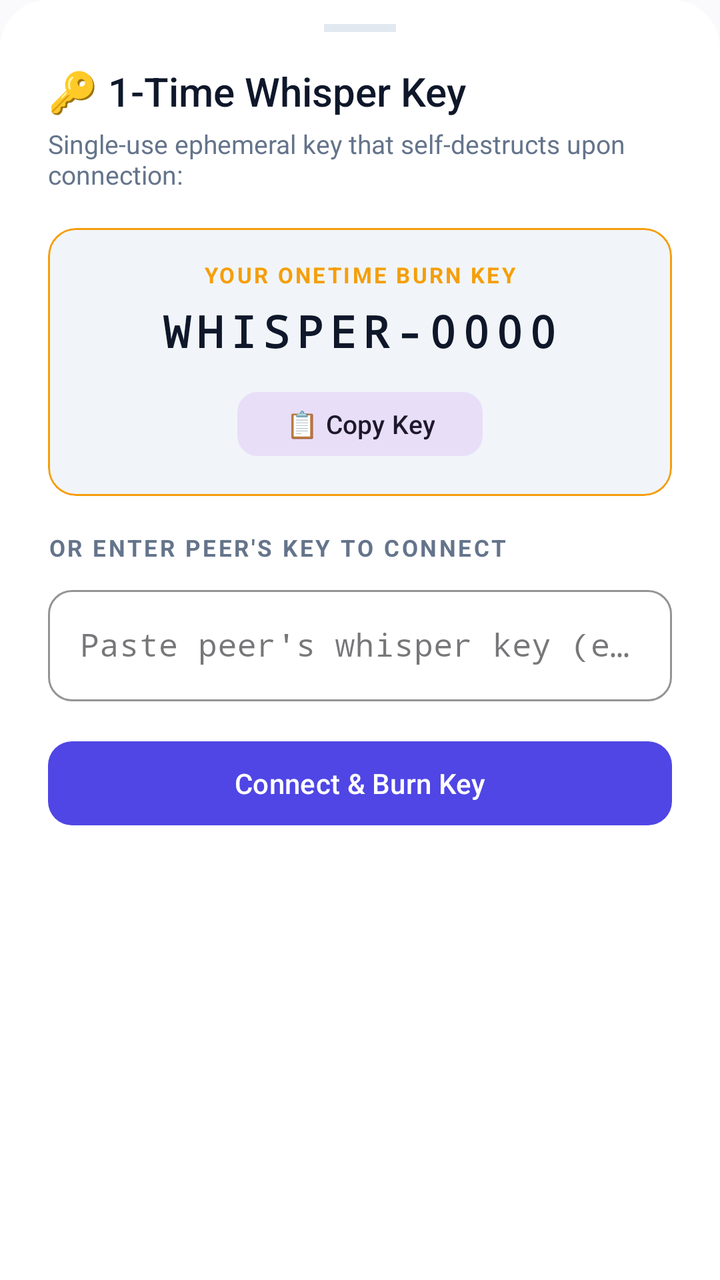
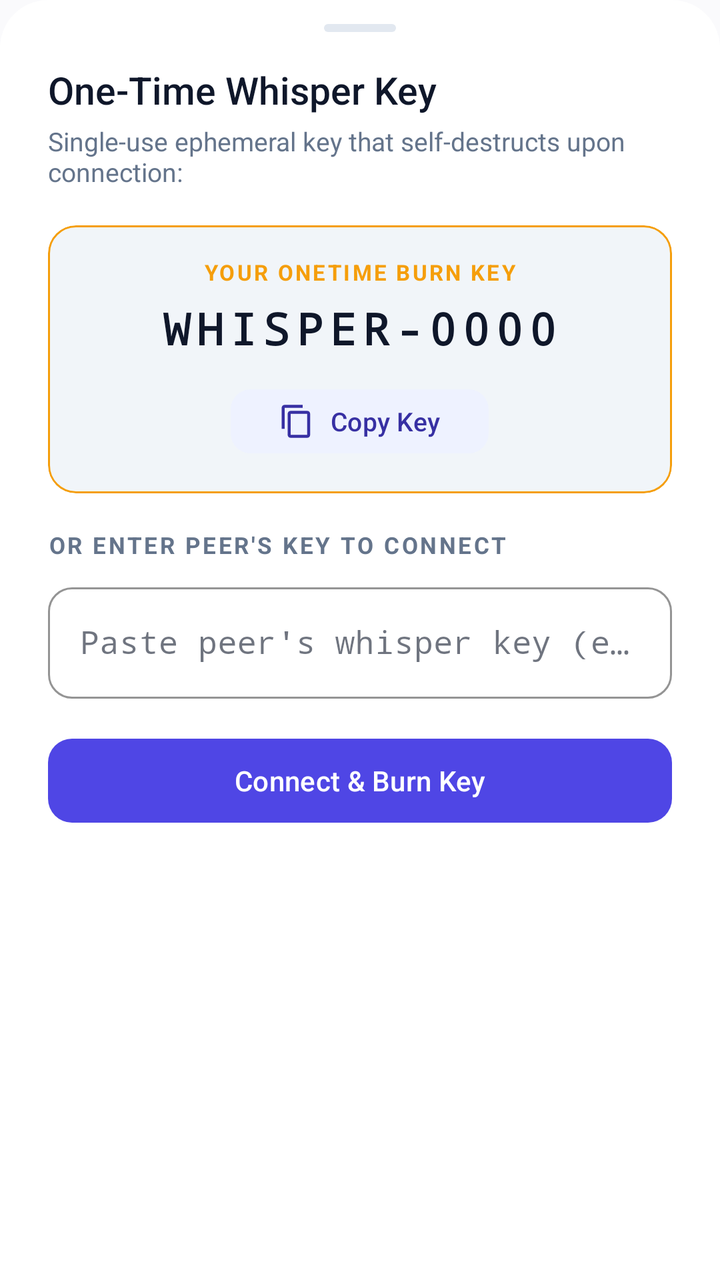

Compare the two renders of this Android layout. The source of the first and the diff that turns it into the second are given below.
<!-- AndroidManifest.xml: application theme Theme.VEIL -->
<!-- res/layout/dialog_whisper_key_sheet.xml -->
<?xml version="1.0" encoding="utf-8"?>
<LinearLayout xmlns:android="http://schemas.android.com/apk/res/android"
    xmlns:app="http://schemas.android.com/apk/res-auto"
    android:layout_width="match_parent"
    android:layout_height="wrap_content"
    android:orientation="vertical"
    android:background="@drawable/bottom_sheet_background"
    android:paddingStart="24dp"
    android:paddingEnd="24dp"
    android:paddingTop="12dp"
    android:paddingBottom="28dp">

    
    <View
        android:layout_width="36dp"
        android:layout_height="4dp"
        android:background="@color/colorOutline"
        android:layout_gravity="center_horizontal"
        android:layout_marginBottom="16dp" />

    <TextView
        android:layout_width="wrap_content"
        android:layout_height="wrap_content"
        android:text="🔑 1-Time Whisper Key"
        android:textColor="@color/textPrimary"
        android:textSize="20sp"
        android:fontFamily="sans-serif-medium"
        android:layout_marginBottom="4dp" />

    <TextView
        android:layout_width="wrap_content"
        android:layout_height="wrap_content"
        android:text="Single-use ephemeral key that self-destructs upon connection:"
        android:textColor="@color/textSecondary"
        android:textSize="13sp"
        android:layout_marginBottom="18dp" />

    
    <com.google.android.material.card.MaterialCardView
        android:layout_width="match_parent"
        android:layout_height="wrap_content"
        app:cardCornerRadius="14dp"
        app:cardElevation="0dp"
        app:strokeWidth="1dp"
        app:strokeColor="#F59E0B"
        app:cardBackgroundColor="@color/surfaceVariant"
        android:layout_marginBottom="18dp">

        <LinearLayout
            android:layout_width="match_parent"
            android:layout_height="wrap_content"
            android:orientation="vertical"
            android:padding="16dp"
            android:gravity="center">

            <TextView
                android:layout_width="wrap_content"
                android:layout_height="wrap_content"
                android:text="YOUR ONETIME BURN KEY"
                android:textColor="#F59E0B"
                android:textSize="11sp"
                android:textStyle="bold"
                android:letterSpacing="0.1"
                android:layout_marginBottom="6dp" />

            <TextView
                android:id="@+id/tvWhisperMyCode"
                android:layout_width="wrap_content"
                android:layout_height="wrap_content"
                android:text="WHISPER-0000"
                android:textColor="@color/textPrimary"
                android:textSize="22sp"
                android:textStyle="bold"
                android:fontFamily="monospace"
                android:letterSpacing="0.15"
                android:layout_marginBottom="12dp" />

            <com.google.android.material.button.MaterialButton
                android:id="@+id/btnCopyWhisperCode"
                style="@style/Widget.Material3.Button.TonalButton"
                android:layout_width="wrap_content"
                android:layout_height="40dp"
                android:text="📋 Copy Key"
                android:textSize="13sp"
                app:cornerRadius="10dp" />
        </LinearLayout>
    </com.google.android.material.card.MaterialCardView>

    <TextView
        android:layout_width="wrap_content"
        android:layout_height="wrap_content"
        android:text="OR ENTER PEER'S KEY TO CONNECT"
        android:textColor="@color/textSecondary"
        android:textSize="11.5sp"
        android:textStyle="bold"
        android:letterSpacing="0.1"
        android:layout_marginBottom="8dp" />

    <com.google.android.material.textfield.TextInputLayout
        android:id="@+id/tilPeerWhisperCode"
        style="@style/Widget.MaterialComponents.TextInputLayout.OutlinedBox"
        android:layout_width="match_parent"
        android:layout_height="wrap_content"
        android:layout_marginBottom="16dp"
        app:boxCornerRadiusBottomEnd="12dp"
        app:boxCornerRadiusBottomStart="12dp"
        app:boxCornerRadiusTopEnd="12dp"
        app:boxCornerRadiusTopStart="12dp"
        app:boxStrokeColor="@color/colorPrimary">

        <com.google.android.material.textfield.TextInputEditText
            android:id="@+id/etPeerWhisperCode"
            android:layout_width="match_parent"
            android:layout_height="wrap_content"
            android:hint="Paste peer's whisper key (e.g. WHISPER-XXXX)"
            android:textAllCaps="true"
            android:fontFamily="monospace"
            android:singleLine="true" />
    </com.google.android.material.textfield.TextInputLayout>

    <com.google.android.material.button.MaterialButton
        android:id="@+id/btnConnectWhisper"
        style="@style/Widget.Material3.Button"
        android:layout_width="match_parent"
        android:layout_height="50dp"
        android:text="Connect &amp; Burn Key"
        app:cornerRadius="12dp" />

</LinearLayout>
<!-- resources referenced by this layout -->
<resources>
  <color name="textPrimary">#0F172A</color>
  <style name="Base.Theme.VEIL" parent="Theme.Material3.DayNight.NoActionBar">
          <item name="android:statusBarColor">@android:color/transparent</item>
          <item name="android:navigationBarColor">@android:color/transparent</item>
          <item name="android:windowLightStatusBar" tools:targetApi="m">true</item>
          <item name="colorPrimary">@color/colorPrimary</item>
          <item name="colorOnPrimary">@color/colorOnPrimary</item>
          <item name="colorPrimaryContainer">@color/colorPrimaryContainer</item>
          <item name="colorOnPrimaryContainer">@color/colorOnPrimaryContainer</item>
          <item name="colorSurface">@color/colorSurface</item>
          <item name="colorSurfaceVariant">@color/colorSurfaceVariant</item>
          <item name="colorOutline">@color/colorOutline</item>
          <item name="android:colorBackground">@color/colorBackground</item>
          <item name="bottomSheetDialogTheme">@style/ModernBottomSheetDialogTheme</item>
      </style>
  <!-- unchanged entries left out for length: 14 -->
</resources>

<!-- the commit's change to res/layout/dialog_whisper_key_sheet.xml (unified diff, before → after) -->
@@ -14,16 +14,16 @@
     <View
         android:layout_width="36dp"
         android:layout_height="4dp"
-        android:background="@color/colorOutline"
+        android:background="@drawable/bg_persona_drag_handle"
         android:layout_gravity="center_horizontal"
         android:layout_marginBottom="16dp" />
 
     <TextView
         android:layout_width="wrap_content"
         android:layout_height="wrap_content"
-        android:text="🔑 1-Time Whisper Key"
+        android:text="One-Time Whisper Key"
         android:textColor="@color/textPrimary"
-        android:textSize="20sp"
+        android:textSize="19sp"
         android:fontFamily="sans-serif-medium"
         android:layout_marginBottom="4dp" />
 
@@ -80,7 +80,9 @@
                 style="@style/Widget.Material3.Button.TonalButton"
                 android:layout_width="wrap_content"
                 android:layout_height="40dp"
-                android:text="📋 Copy Key"
+                android:text="Copy Key"
+                app:icon="@drawable/ic_copy"
+                app:iconGravity="textStart"
                 android:textSize="13sp"
                 app:cornerRadius="10dp" />
         </LinearLayout>
<!-- resource entries referenced after the edit -->
@@ -1,6 +1,23 @@
 <!-- resources referenced by this layout -->
 <resources>
   <color name="textPrimary">#0F172A</color>
+  <!-- drawable bg_persona_drag_handle (drawable) -->
+  <?xml version="1.0" encoding="utf-8"?>
+  <shape xmlns:android="http://schemas.android.com/apk/res/android"
+      android:shape="rectangle">
+      <solid android:color="@color/colorOutline" />
+      <corners android:radius="2dp" />
+  </shape>
+  <!-- drawable ic_copy (drawable) -->
+  <vector xmlns:android="http://schemas.android.com/apk/res/android"
+      android:width="24dp"
+      android:height="24dp"
+      android:viewportWidth="24"
+      android:viewportHeight="24">
+    <path
+        android:fillColor="@android:color/white"
+        android:pathData="M16,1H4C2.9,1 2,1.9 2,3v14h2V3h12V1zm3,4H8C6.9,5 6,5.9 6,7v14c0,1.1 0.9,2 2,2h11c1.1,0 2,-0.9 2,-2V7c0,-1.1 -0.9,-2 -2,-2zm0,16H8V7h11v14z"/>
+  </vector>
   <style name="Base.Theme.VEIL" parent="Theme.Material3.DayNight.NoActionBar">
           <item name="android:statusBarColor">@android:color/transparent</item>
           <item name="android:navigationBarColor">@android:color/transparent</item>
@@ -9,12 +26,46 @@
           <item name="colorOnPrimary">@color/colorOnPrimary</item>
           <item name="colorPrimaryContainer">@color/colorPrimaryContainer</item>
           <item name="colorOnPrimaryContainer">@color/colorOnPrimaryContainer</item>
+          <item name="colorSecondary">@color/colorSecondary</item>
+          <item name="colorOnSecondary">@color/colorOnSecondary</item>
+          <item name="colorSecondaryContainer">@color/colorSecondaryContainer</item>
+          <item name="colorOnSecondaryContainer">@color/colorOnSecondaryContainer</item>
+          <item name="colorTertiary">@color/colorTertiary</item>
+          <item name="colorOnTertiary">@color/colorOnTertiary</item>
+          <item name="colorTertiaryContainer">@color/colorTertiaryContainer</item>
+          <item name="colorOnTertiaryContainer">@color/colorOnTertiaryContainer</item>
           <item name="colorSurface">@color/colorSurface</item>
+          <item name="colorOnSurface">@color/colorOnSurface</item>
           <item name="colorSurfaceVariant">@color/colorSurfaceVariant</item>
+          <item name="colorOnSurfaceVariant">@color/colorOnSurfaceVariant</item>
+          <item name="colorSurfaceDim">@color/colorSurfaceDim</item>
+          <item name="colorSurfaceBright">@color/colorSurfaceBright</item>
+          <item name="colorSurfaceContainerLowest">@color/colorSurfaceContainerLowest</item>
+          <item name="colorSurfaceContainerLow">@color/colorSurfaceContainerLow</item>
+          <item name="colorSurfaceContainer">@color/colorSurfaceContainer</item>
+          <item name="colorSurfaceContainerHigh">@color/colorSurfaceContainerHigh</item>
+          <item name="colorSurfaceContainerHighest">@color/colorSurfaceContainerHighest</item>
           <item name="colorOutline">@color/colorOutline</item>
           <item name="android:colorBackground">@color/colorBackground</item>
           <item name="bottomSheetDialogTheme">@style/ModernBottomSheetDialogTheme</item>
       </style>
+  <color name="colorSecondary">#0D9488</color>
+  <color name="colorOnSecondary">#FFFFFF</color>
+  <color name="colorSecondaryContainer">#EEF2FF</color>
+  <color name="colorOnSecondaryContainer">#3730A3</color>
+  <color name="colorTertiary">#06B6D4</color>
+  <color name="colorOnTertiary">#FFFFFF</color>
+  <color name="colorTertiaryContainer">#ECFEFF</color>
+  <color name="colorOnTertiaryContainer">#155E75</color>
+  <color name="colorOnSurface">#0F172A</color>
+  <color name="colorOnSurfaceVariant">#475569</color>
+  <color name="colorSurfaceDim">#E2E8F0</color>
+  <color name="colorSurfaceBright">#FFFFFF</color>
+  <color name="colorSurfaceContainerLowest">#FFFFFF</color>
+  <color name="colorSurfaceContainerLow">#F8FAFC</color>
+  <color name="colorSurfaceContainer">#F1F5F9</color>
+  <color name="colorSurfaceContainerHigh">#E2E8F0</color>
+  <color name="colorSurfaceContainerHighest">#CBD5E1</color>
   <!-- unchanged entries left out for length: 14 -->
 </resources>
 
